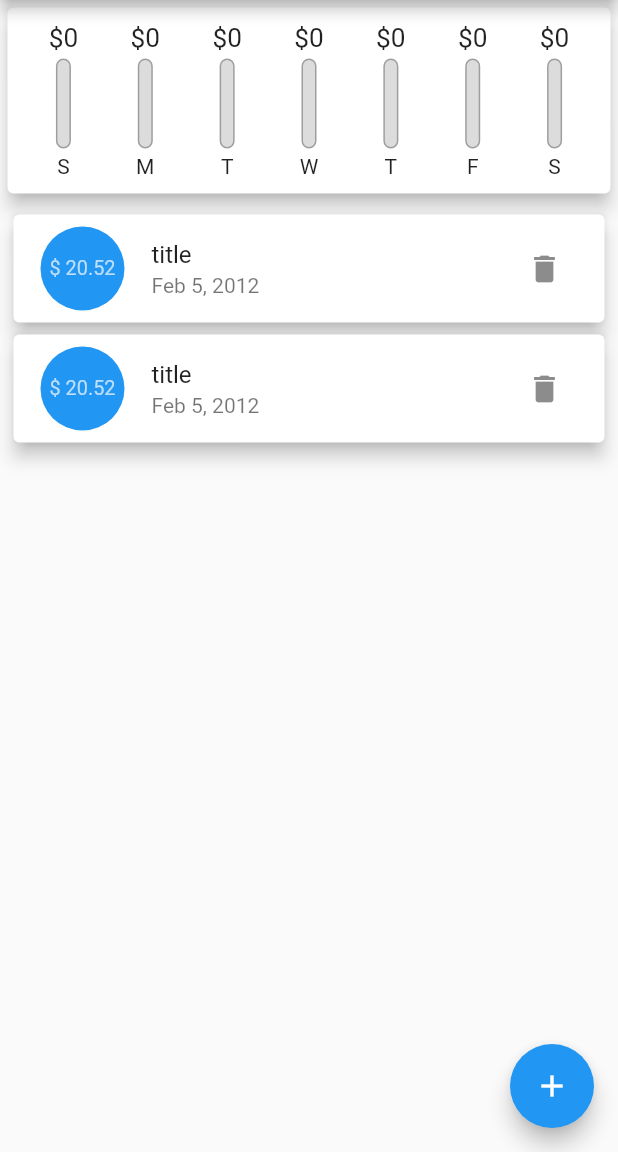
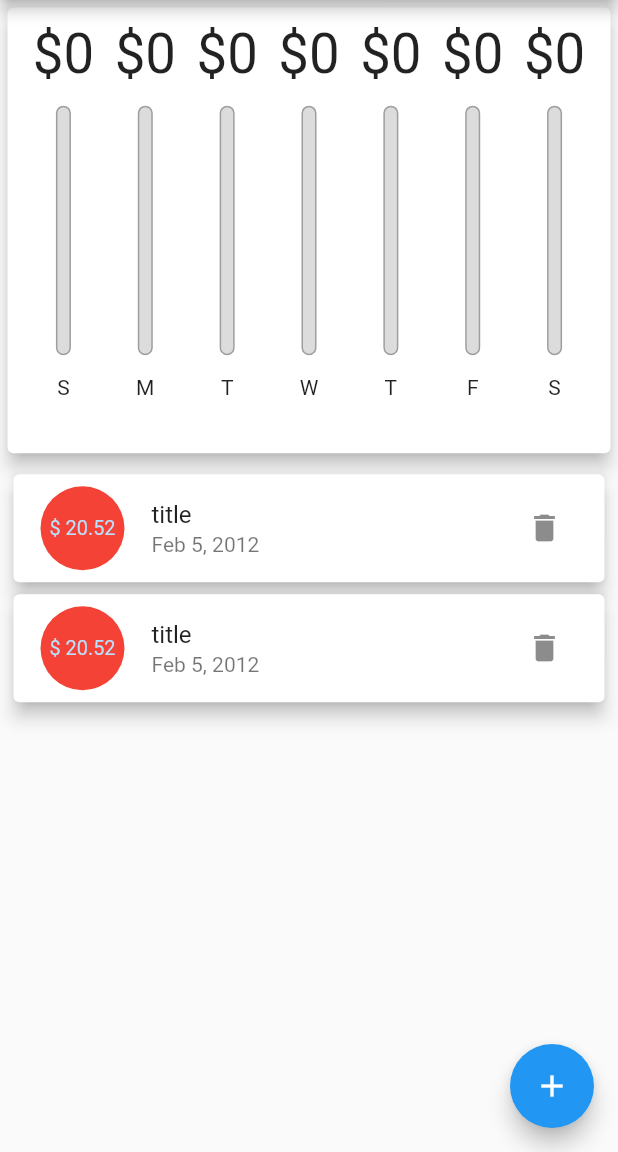
Before and after one commit to Krupal01/Transaction-Application, a Flutter app: the screen it shows after launch, on a phone screen of 412 x 824 dp, the part 84-1236 px from its top. Run offline on Flutter 3.47's test engine with Material 2 defaults, Android fonts, the phone set to English and light mode, and no system bars.

Commit message:
ADD : Screen resizinig and item color

```diff
--- a/lib/widgets/chart_bar.dart
+++ b/lib/widgets/chart_bar.dart
@@ -14,19 +14,20 @@ class ChartBar extends StatelessWidget {
 
   @override
   Widget build(BuildContext context) {
+    return LayoutBuilder(builder: (context, constraints) {
       return Column(
         children: [
           SizedBox(
-          height: 20,
+            height: constraints.maxHeight * 0.15,
             child: FittedBox(
               child: Text('\$${amountPerDay.toStringAsFixed(0)}'),
             ),
           ),
-        const SizedBox(
-          height: 4,
+          SizedBox(
+            height: constraints.maxHeight * 0.05,
           ),
           SizedBox(
-          height: 60,
+            height: constraints.maxHeight * 0.6,
             width: 10,
             child: Stack(
               alignment: AlignmentDirectional.bottomCenter,
@@ -48,11 +49,15 @@ class ChartBar extends StatelessWidget {
               ],
             ),
           ),
-        const SizedBox(
-          height: 4,
+          SizedBox(
+            height: constraints.maxHeight * 0.05,
           ),
-        Text(day)
+          SizedBox(
+            height: constraints.maxHeight * 0.15,
+            child: Text(day),
+          )
         ],
       );
+    });
   }
 }
--- a/lib/widgets/home_widget.dart
+++ b/lib/widgets/home_widget.dart
@@ -48,31 +48,44 @@ class _HomeState extends State<Home> {
   List<TransactionModel> get _recentTransaction {
     return transactionList.where((element) {
       return element.dateTime
-          .isAfter(DateTime.now().subtract(Duration(days: 7)));
+          .isAfter(DateTime.now().subtract(const Duration(days: 7)));
     }).toList();
   }
 
   @override
   Widget build(BuildContext context) {
-    return Scaffold(
-      appBar: AppBar(
+    final appBar = AppBar(
       title: const Text("Personal Expenses"),
       actions: [
         IconButton(
             onPressed: () => _showBottomSheet(context),
             icon: const Icon(Icons.add))
       ],
-      ),
+    );
+
+    return Scaffold(
+      appBar: appBar,
       floatingActionButton: FloatingActionButton(
         onPressed: () => _showBottomSheet(context),
         child: const Icon(Icons.add),
       ),
       body: Column(
         children: [
-          WeekChart(recentTransactions: _recentTransaction),
-          TransactionList(
+          SizedBox(
+              height: (MediaQuery.of(context).size.height -
+                      appBar.preferredSize.height -
+                      MediaQuery.of(context).padding.top) *
+                  0.4,
+              child: WeekChart(recentTransactions: _recentTransaction)),
+          SizedBox(
+            height: (MediaQuery.of(context).size.height -
+                    appBar.preferredSize.height -
+                    MediaQuery.of(context).padding.top) *
+                0.6,
+            child: TransactionList(
               transaction: transactionList,
               deleteTransaction: _deleteTransaction,
+            ),
           )
         ],
       ),
--- a/lib/widgets/transasction_list.dart
+++ b/lib/widgets/transasction_list.dart
@@ -1,3 +1,4 @@
+import 'dart:math';
 import 'package:flutter/material.dart';
 import 'package:intl/intl.dart';
 import 'package:transaction_app/model/transaction_model.dart';
@@ -13,35 +14,65 @@ class TransactionList extends StatelessWidget {
   @override
   Widget build(BuildContext context) {
     return Container(
-      height: 300,
       padding: const EdgeInsets.all(5),
       child: ListView.builder(
           itemCount: transaction.length,
           itemBuilder: (context, index) {
+            return TransactionItem(
+                transaction: transaction[index],
+                deleteTransaction: deleteTransaction);
+          }),
+    );
+  }
+}
+
+class TransactionItem extends StatefulWidget {
+  const TransactionItem({
+    Key? key,
+    required this.transaction,
+    required this.deleteTransaction,
+  }) : super(key: key);
+
+  final TransactionModel transaction;
+  final Function deleteTransaction;
+
+  @override
+  State<TransactionItem> createState() => _TransactionItemState();
+}
+
+class _TransactionItemState extends State<TransactionItem> {
+  late Color _bgColor;
+  @override
+  void initState() {
+    const bgColors = [Colors.red, Colors.yellow, Colors.blue, Colors.grey];
+    _bgColor = bgColors[Random().nextInt(4)];
+
+    super.initState();
+  }
+
+  @override
+  Widget build(BuildContext context) {
     return Card(
         elevation: 5,
         child: ListTile(
           leading: CircleAvatar(
-                    backgroundColor: Theme.of(context).primaryColor,
+            backgroundColor: _bgColor,
             radius: 30,
             child: Padding(
               padding: const EdgeInsets.all(8.0),
-                      child: FittedBox(
-                          child: Text("\$ ${transaction[index].amount}")),
+              child: FittedBox(child: Text("\$ ${widget.transaction.amount}")),
             ),
           ),
           title: Text(
-                    transaction[index].title,
+            widget.transaction.title,
           ),
           subtitle: Text(
-                    DateFormat.yMMMd().format(transaction[index].dateTime),
+            DateFormat.yMMMd().format(widget.transaction.dateTime),
           ),
           trailing: IconButton(
               onPressed: () =>
-                          {deleteTransaction(transaction[index].id)},
+                  {widget.deleteTransaction(widget.transaction.id)},
               icon: const Icon(Icons.delete)),
         ));
-          }),
-    );
   }
 }
```
Lines whose indentation alone changed are shown as unchanged.
